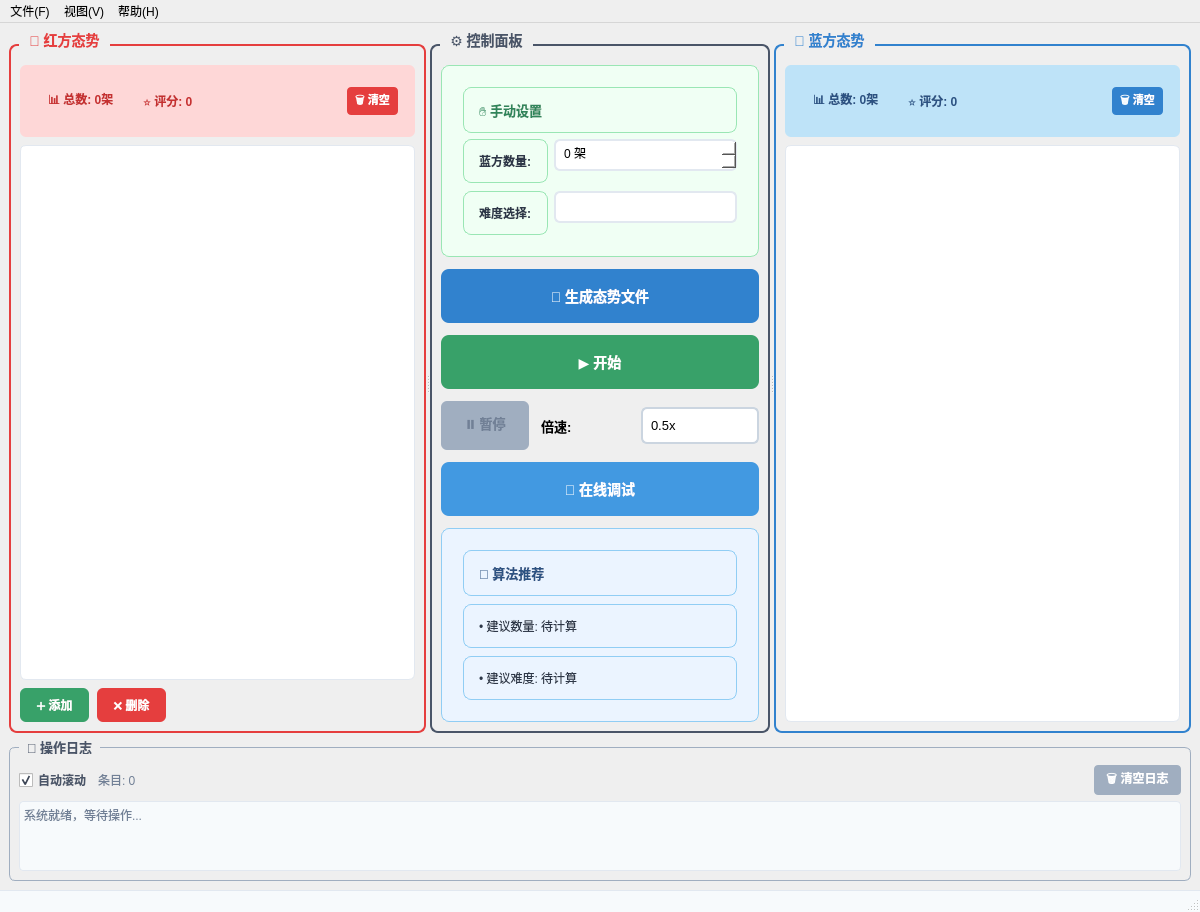
Qt form mainwindow.ui (SergioTermann/dky) before a commit.
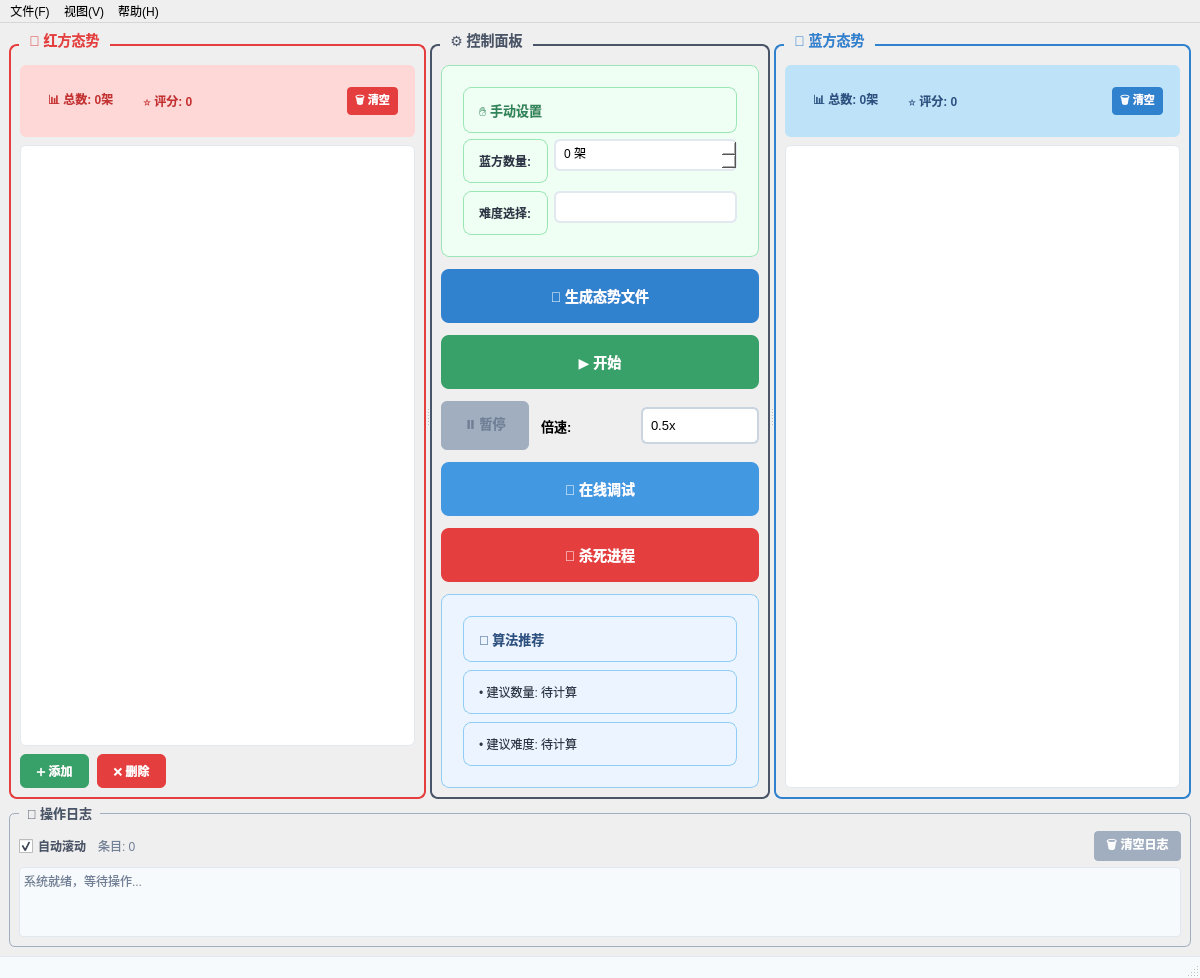
The same form after that commit. Icons and pictures are not drawn.

Commit message: 在mainwindow.h统一定义项目路径 PROJECT_ROOT_DIR = "D:/DKY2/dky/dky/"; 增加杀死进程功能 本地udp传输，并向远端发送红方态势数据

The edit to the form file:
```diff
--- a/mainwindow.ui
+++ b/mainwindow.ui
@@ -600,6 +600,39 @@
           </property>
          </widget>
         </item>
+
+        <!-- 杀死所有进程按钮 -->
+        <item>
+         <widget class="QPushButton" name="killAllProcessesButton">
+          <property name="text">
+           <string>💀 杀死进程</string>
+          </property>
+          <property name="styleSheet">
+           <string>QPushButton {
+    background-color: #E53E3E;
+    color: white;
+    border: none;
+    border-radius: 8px;
+    padding: 16px;
+    font-weight: bold;
+    font-size: 14px;
+}
+QPushButton:hover {
+    background-color: #C53030;
+}
+QPushButton:pressed {
+    background-color: #9B2C2C;
+}
+QPushButton:disabled {
+    background-color: #A0AEC0;
+    color: #718096;
+}</string>
+          </property>
+          <property name="minimumHeight">
+           <number>50</number>
+          </property>
+         </widget>
+        </item>
         
         <!-- 算法推荐信息 -->
         <item>
```
The commit also changes 3 other files.
